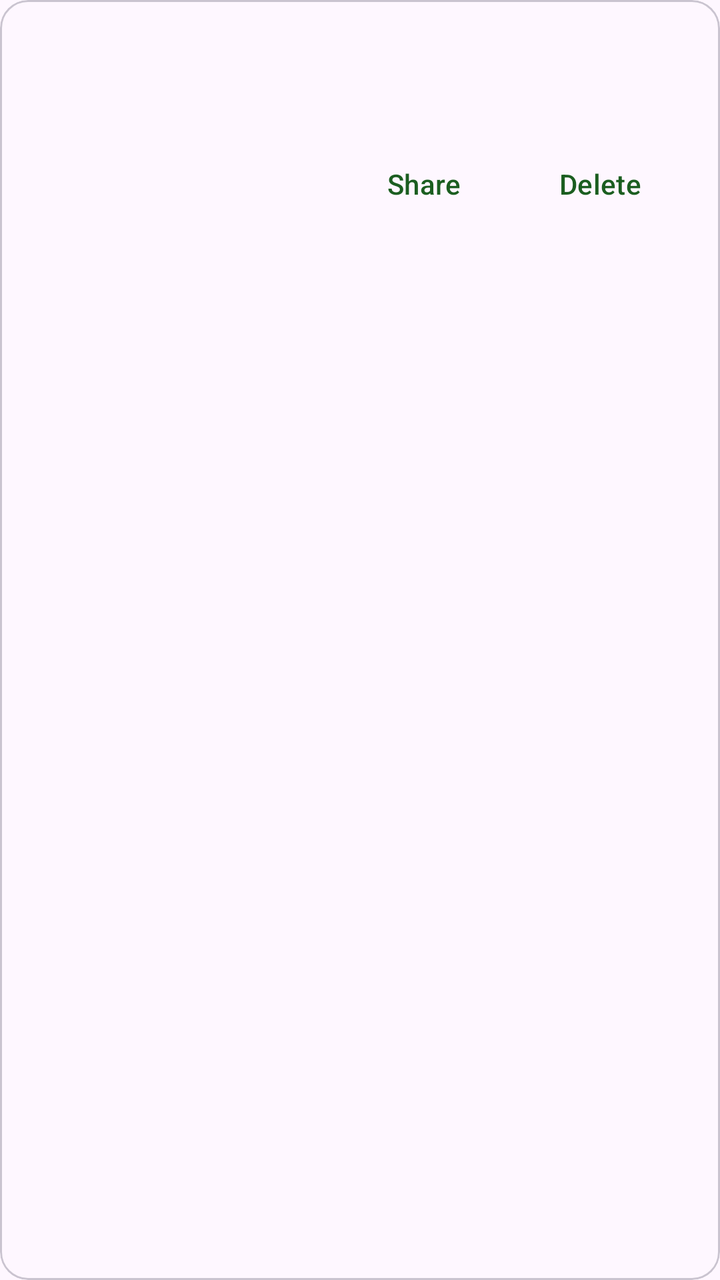
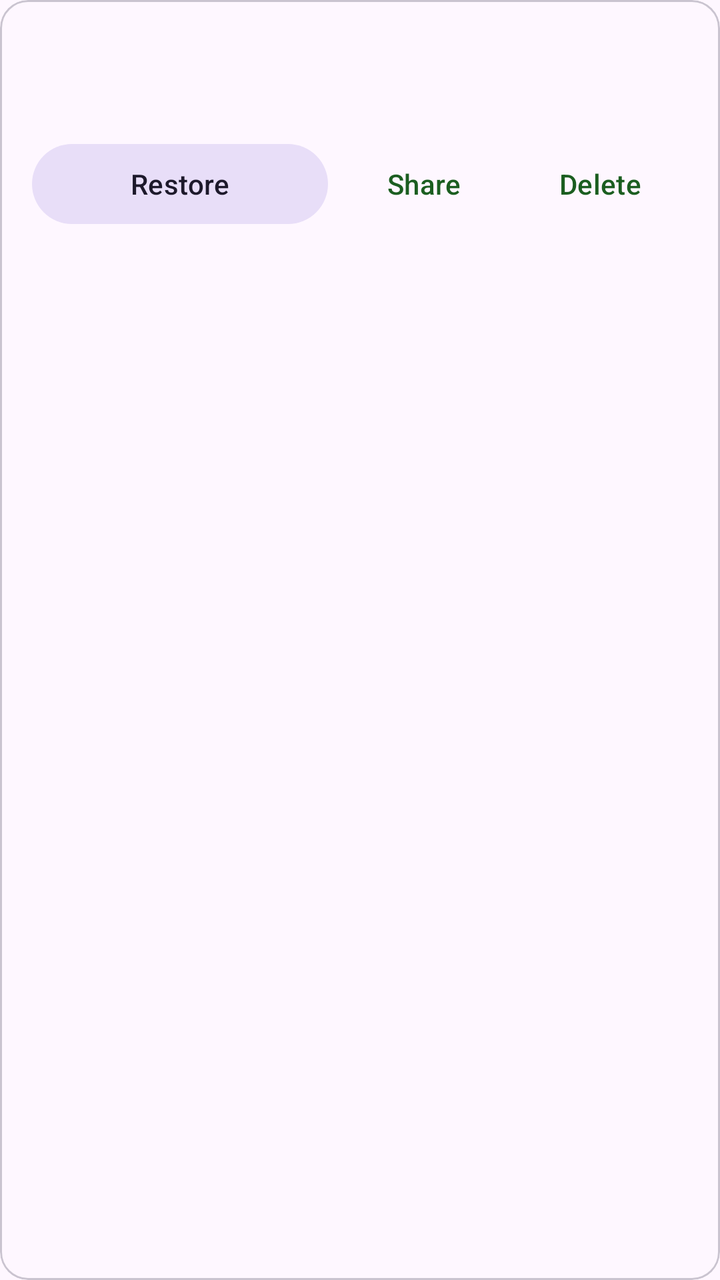

Compare the two renders of this Android layout. The source of the first and the diff that turns it into the second are given below.
<!-- AndroidManifest.xml: application theme Theme.FujiRemote -->
<!-- res/layout/item_backup.xml -->
<?xml version="1.0" encoding="utf-8"?>
<com.google.android.material.card.MaterialCardView xmlns:android="http://schemas.android.com/apk/res/android"
    xmlns:app="http://schemas.android.com/apk/res-auto"
    android:layout_width="match_parent"
    android:layout_height="wrap_content"
    android:layout_marginBottom="12dp"
    app:cardCornerRadius="14dp"
    app:cardElevation="0dp"
    app:strokeWidth="1dp">

    <LinearLayout
        android:layout_width="match_parent"
        android:layout_height="wrap_content"
        android:orientation="vertical"
        android:padding="16dp">

        <TextView
            android:id="@+id/name"
            android:layout_width="match_parent"
            android:layout_height="wrap_content"
            android:textSize="18sp"
            android:textStyle="bold" />

        <TextView
            android:id="@+id/subtitle"
            android:layout_width="match_parent"
            android:layout_height="wrap_content"
            android:alpha="0.7"
            android:paddingTop="2dp"
            android:textSize="13sp" />

        <LinearLayout
            android:layout_width="match_parent"
            android:layout_height="wrap_content"
            android:layout_marginTop="8dp"
            android:gravity="end"
            android:orientation="horizontal">

            <com.google.android.material.button.MaterialButton
                android:id="@+id/shareButton"
                style="@style/Widget.Material3.Button.TextButton"
                android:layout_width="wrap_content"
                android:layout_height="wrap_content"
                android:text="@string/share" />

            <com.google.android.material.button.MaterialButton
                android:id="@+id/deleteButton"
                style="@style/Widget.Material3.Button.TextButton"
                android:layout_width="wrap_content"
                android:layout_height="wrap_content"
                android:text="@string/delete" />
        </LinearLayout>
    </LinearLayout>
</com.google.android.material.card.MaterialCardView>
<!-- resources referenced by this layout -->
<resources>
  <string name="delete">Delete</string>
  <string name="share">Share</string>
  <style name="Theme.FujiRemote" parent="Theme.Material3.DayNight.NoActionBar">
          <item name="colorPrimary">@color/fuji_green</item>
          <item name="colorPrimaryDark">@color/fuji_green</item>
          <item name="colorSecondary">@color/fuji_green_light</item>
      </style>
  <color name="fuji_green">#1B5E20</color>
  <color name="fuji_green_light">#4C8C4A</color>
</resources>

<!-- the commit's change to res/layout/item_backup.xml (unified diff, before → after) -->
@@ -33,8 +33,17 @@
             android:layout_width="match_parent"
             android:layout_height="wrap_content"
             android:layout_marginTop="8dp"
-            android:gravity="end"
+            android:gravity="end|center_vertical"
             android:orientation="horizontal">
+
+            <com.google.android.material.button.MaterialButton
+                android:id="@+id/restoreButton"
+                style="@style/Widget.Material3.Button.TonalButton"
+                android:layout_width="0dp"
+                android:layout_height="wrap_content"
+                android:layout_marginEnd="4dp"
+                android:layout_weight="1"
+                android:text="@string/restore" />
 
             <com.google.android.material.button.MaterialButton
                 android:id="@+id/shareButton"
<!-- resource entries referenced after the edit -->
@@ -1,6 +1,7 @@
 <!-- resources referenced by this layout -->
 <resources>
   <string name="delete">Delete</string>
+  <string name="restore">Restore</string>
   <string name="share">Share</string>
   <style name="Theme.FujiRemote" parent="Theme.Material3.DayNight.NoActionBar">
           <item name="colorPrimary">@color/fuji_green</item>
